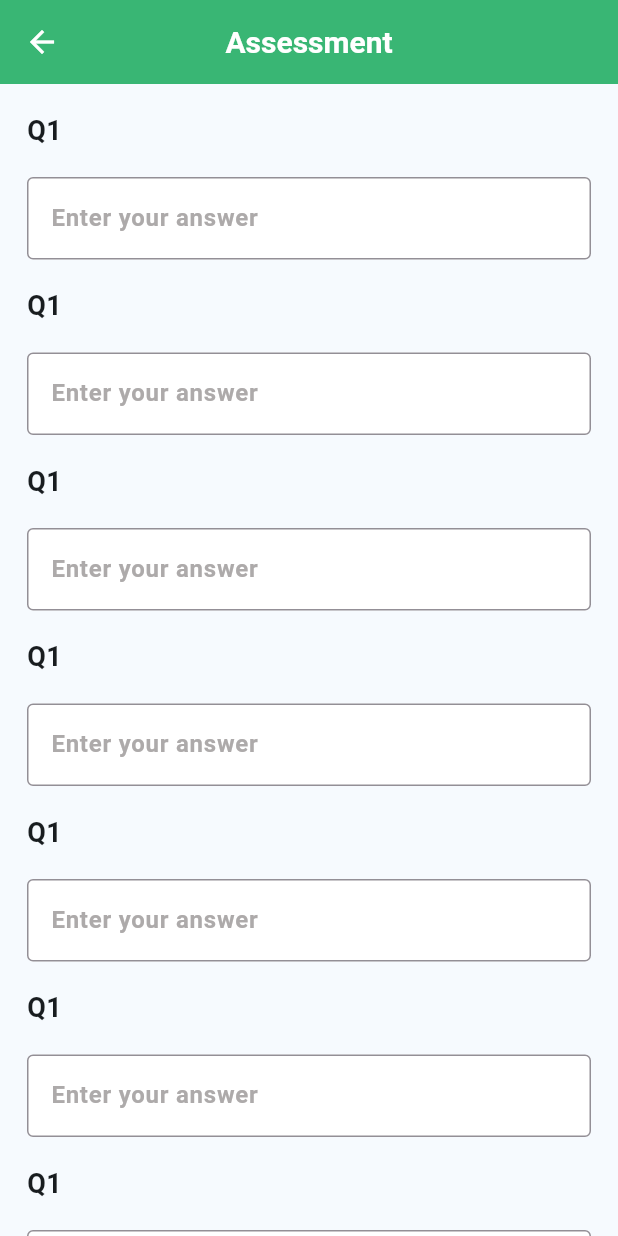
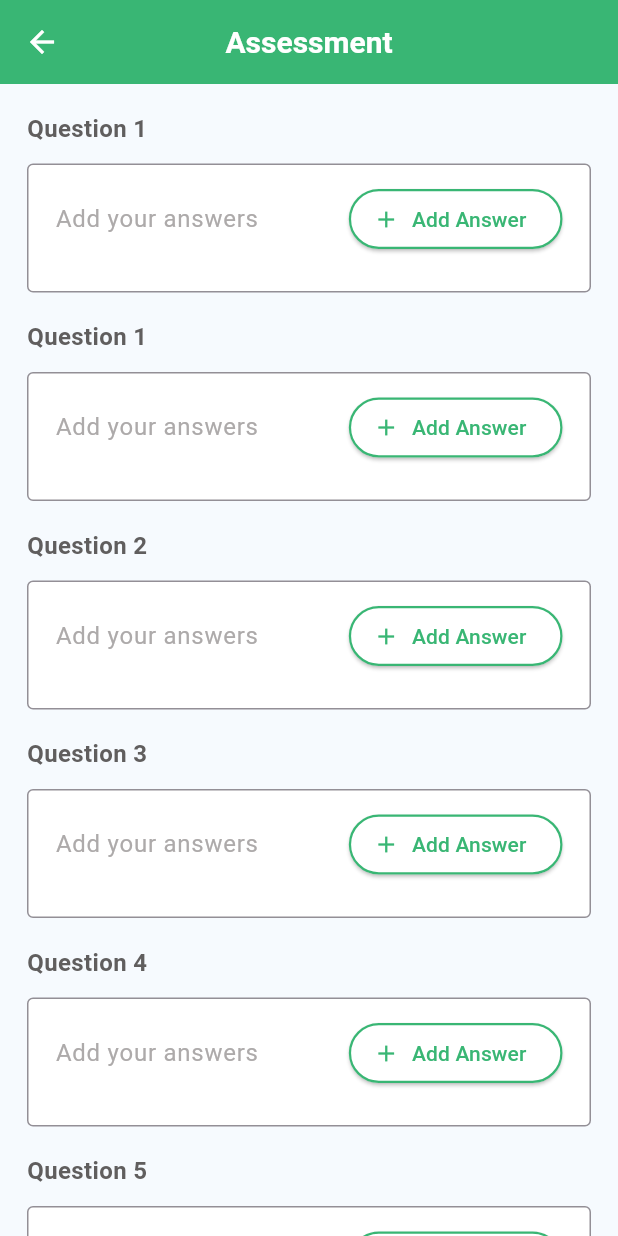
Before and after one commit to shayanmomeni/Custom_chatbot, a Flutter app: the AssessmentScreen screen opened by its route, on a phone screen of 412 x 824 dp. Run offline on Flutter 3.47's test engine with Material 3 defaults, Android fonts, the light colour scheme and no system bars; drawn by our look-alikes of overlay_support; our stand-ins replace gap, get, get_storage; accounts and stored records are empty.

Commit message:
update Assessment screen - add Self Assessment feature

```diff
--- a/lib/core/constants/color.dart
+++ b/lib/core/constants/color.dart
@@ -3,6 +3,7 @@ import 'package:flutter/material.dart';
 class AppColors {
   final Color primaryColor = const Color.fromARGB(255, 57, 182, 116);
   final Color secondaryColor = const Color(0xFFFFE8A9);
+  final Color snackbarColor = const Color(0xFFFFE8A9);
   final Color backGroundColor = const Color(0xFFF7F8FB);
   final Color redColor = const Color(0xFFDF6363);
   final Color pinkColor = const Color(0xFFFF9B9B);
--- a/lib/features/assessment/presentation/assessment_screen.dart
+++ b/lib/features/assessment/presentation/assessment_screen.dart
@@ -3,6 +3,7 @@ import 'package:decent_chatbot/core/constants/color.dart';
 import 'package:decent_chatbot/core/constants/config.dart';
 import 'package:decent_chatbot/features/assessment/presentation/widgets/question_box_widget.dart';
 import 'package:flutter/material.dart';
+import 'package:gap/gap.dart';
 import 'package:get/get.dart';
 
 import 'controller/assessment_controller.dart';
@@ -20,33 +21,14 @@ class AssessmentScreen extends GetView<AssessmentController> {
         child: Column(
           spacing: AppConfig().dimens.medium,
           children: [
-            CustomQuestionBox(
-              question: 'Q1',
-            ),
-            CustomQuestionBox(
-              question: 'Q1',
-            ),
-            CustomQuestionBox(
-              question: 'Q1',
-            ),
-            CustomQuestionBox(
-              question: 'Q1',
-            ),
-            CustomQuestionBox(
-              question: 'Q1',
-            ),
-            CustomQuestionBox(
-              question: 'Q1',
-            ),
-            CustomQuestionBox(
-              question: 'Q1',
-            ),
-            SizedBox(
-              height: AppConfig().dimens.small,
-            ),
+            QuestionBox(controller: controller, question: 'Question 1'),
+            for (int i = 0; i < 10; i++)
+              QuestionBox(
+                  controller: controller, question: 'Question ${i + 1}'),
+            Gap(AppConfig().dimens.small),
             CustomIconButton(
               title: 'Submit',
-              onTap: () => controller.routeToChatScreen(),
+              onTap: () => controller.routeToSelfAspectScreen(),
               color: AppColors().primaryColor,
             ),
             SizedBox(
--- a/lib/features/assessment/presentation/controller/assessment_controller.dart
+++ b/lib/features/assessment/presentation/controller/assessment_controller.dart
@@ -1,4 +1,5 @@
 import 'package:decent_chatbot/core/constants/config.dart';
+import 'package:flutter/material.dart';
 import 'package:get/get.dart';
 
 import '../../domain/assessment_repo.dart';
@@ -6,11 +7,30 @@ import '../../domain/assessment_repo.dart';
 class AssessmentController extends GetxController {
   late AssessmentRepository repo;
 
+  final selectedTags = <String>[].obs;
+  final TextEditingController tagTextController = TextEditingController();
+
   AssessmentController({
     required this.repo,
   });
 
-  routeToChatScreen() {
-    Get.offNamed(AppConfig().routes.chat);
+  void removeTag(String tag) {
+    selectedTags.remove(tag);
+  }
+
+  void addTag(String tag) {
+    if (selectedTags.length < 10) {
+      if (!selectedTags.contains(tag)) {
+        selectedTags.add(tag);
+        tagTextController.clear();
+      }
+    } else {
+      Get.snackbar('Limit reached', 'You can only add up to 10 answers.',
+          backgroundColor: AppConfig().colors.snackbarColor);
+    }
+  }
+
+  routeToSelfAspectScreen() {
+    Get.toNamed(AppConfig().routes.selfAspect);
   }
 }
--- a/lib/features/assessment/presentation/widgets/question_box_widget.dart
+++ b/lib/features/assessment/presentation/widgets/question_box_widget.dart
@@ -1,28 +1,100 @@
-import 'package:decent_chatbot/core/components/textfields_widget.dart';
+import 'package:decent_chatbot/core/constants/color.dart';
 import 'package:decent_chatbot/core/constants/config.dart';
+import 'package:decent_chatbot/features/assessment/presentation/controller/assessment_controller.dart';
 import 'package:flutter/material.dart';
+import 'package:gap/gap.dart';
+import 'package:get/get_state_manager/src/rx_flutter/rx_obx_widget.dart';
 
-class CustomQuestionBox extends StatelessWidget {
+class QuestionBox extends StatelessWidget {
+  final AssessmentController controller;
   final String question;
 
-  const CustomQuestionBox({
-    super.key,
-    required this.question,
-  });
+  const QuestionBox(
+      {super.key, required this.controller, required this.question});
 
   @override
   Widget build(BuildContext context) {
     return Column(
       crossAxisAlignment: CrossAxisAlignment.start,
-      spacing: AppConfig().dimens.medium,
       children: [
         Text(
           question,
           style: TextStyle(
-              fontSize: AppConfig().dimens.medium, fontWeight: FontWeight.w600),
+            color: AppConfig().colors.txtHeaderColor,
+            fontSize: 16,
+            fontWeight: FontWeight.w700,
+          ),
         ),
-        CustomTextField(
-          labelText: "Enter your answer",
+        Gap(AppConfig().dimens.mediumSmall),
+        Container(
+          padding: EdgeInsets.symmetric(
+              vertical: AppConfig().dimens.mediumSmall,
+              horizontal: AppConfig().dimens.medium),
+          decoration: BoxDecoration(
+            color: Colors.white,
+            borderRadius: BorderRadius.circular(4),
+            border: Border.all(
+              color: AppConfig().colors.txtBodyColor,
+              width: 1,
+            ),
+          ),
+          child: Column(
+            crossAxisAlignment: CrossAxisAlignment.start,
+            children: [
+              Row(
+                children: [
+                  Expanded(
+                    child: TextField(
+                      controller: controller.tagTextController,
+                      decoration: InputDecoration(
+                        hintText: 'Add your answers',
+                        border: InputBorder.none,
+                        hintStyle: TextStyle(
+                          color: AppColors().txtTextFielColor,
+                          fontSize: 16,
+                        ),
+                      ),
+                    ),
+                  ),
+                  ElevatedButton.icon(
+                    onPressed: () {
+                      final tagText = controller.tagTextController.text;
+                      if (tagText.isNotEmpty) {
+                        controller.addTag(tagText);
+                      }
+                    },
+                    style: OutlinedButton.styleFrom(
+                      foregroundColor: AppConfig().colors.primaryColor,
+                      backgroundColor: Colors.white,
+                      side: BorderSide(
+                        color: AppConfig().colors.primaryColor,
+                        width: 1.5,
+                      ),
+                      shape: RoundedRectangleBorder(
+                        borderRadius: BorderRadius.circular(50.0),
+                      ),
+                    ),
+                    label: const Text(
+                      'Add Answer',
+                    ),
+                    icon: const Icon(Icons.add),
+                  ),
+                ],
+              ),
+              Gap(AppConfig().dimens.mediumSmall),
+              Obx(
+                () => Wrap(
+                  spacing: 8.0,
+                  children: controller.selectedTags
+                      .map((tag) => Chip(
+                            label: Text(tag),
+                            onDeleted: () => controller.removeTag(tag),
+                          ))
+                      .toList(),
+                ),
+              ),
+            ],
+          ),
         ),
       ],
     );
--- a/lib/features/login/presentation/controller/login_controller.dart
+++ b/lib/features/login/presentation/controller/login_controller.dart
@@ -11,6 +11,6 @@ class LoginController extends GetxController {
   });
 
   routeToAssessment() {
-    Get.offNamed(AppConfig().routes.assessment);
+    Get.toNamed(AppConfig().routes.assessment);
   }
 }
--- /dev/null
+++ b/lib/features/self_aspect/data/data/local/self_aspect_local_services.dart
@@ -0,0 +1,3 @@
+class SelfAspectLocalServices {
+
+}
--- /dev/null
+++ b/lib/features/self_aspect/data/data/remote/self_aspect_remote_services.dart
@@ -0,0 +1,3 @@
+class SelfAspectRemoteServices {
+
+}
--- /dev/null
+++ b/lib/features/self_aspect/data/repo/self_aspect_repo_impl.dart
@@ -0,0 +1,5 @@
+import '../../domain/self_aspect_repo.dart';
+
+class SelfAspectRepositoryImpl implements SelfAspectRepository {
+
+}
--- /dev/null
+++ b/lib/features/self_aspect/domain/self_aspect_repo.dart
@@ -0,0 +1,3 @@
+abstract class SelfAspectRepository {
+
+}
```
Also changed, not shown: lib/core/constants/route.dart (+8 -0 lines), lib/core/data/models/questions_model.dart (added, +16 -0 lines), lib/features/chat/presentation/chat_screen.dart (+11 -1 lines), lib/features/self_aspect/presentation/binding/self_aspect_binding.dart (added, +15 -0 lines), lib/features/self_aspect/presentation/controller/self_aspect_controller.dart (added, +57 -0 lines), lib/features/self_aspect/presentation/self_aspect_screen.dart (added, +107 -0 lines).
